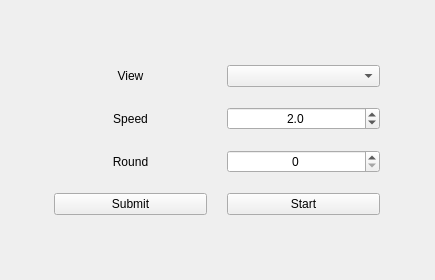
Qt form src/replayWindow/controlPanel.ui (Generals-OI/Generals.OI) before a commit.
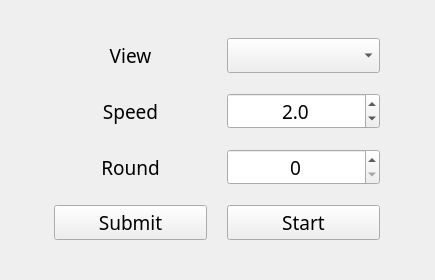
The same form after that commit.

Commit message: chore: change the max replay speed to 30

```diff
--- a/src/replayWindow/controlPanel.ui
+++ b/src/replayWindow/controlPanel.ui
@@ -10,6 +10,12 @@
     <height>280</height>
    </rect>
   </property>
+  <property name="font">
+   <font>
+    <family>Quicksand Medium</family>
+    <pointsize>14</pointsize>
+   </font>
+  </property>
   <property name="windowTitle">
    <string>Control Panel</string>
   </property>
@@ -95,7 +101,7 @@
         <double>0.500000000000000</double>
        </property>
        <property name="maximum">
-        <double>15.000000000000000</double>
+        <double>30.000000000000000</double>
        </property>
        <property name="singleStep">
         <double>0.500000000000000</double>
```
